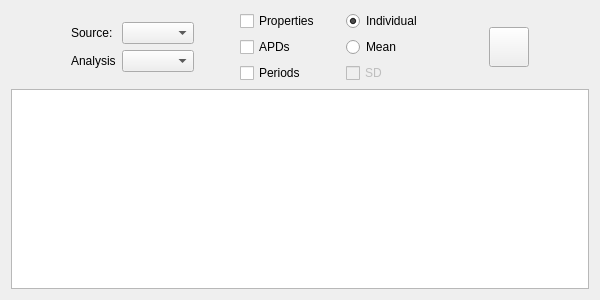
Old version of the form src/ui/KairoSightWidgetExportCopyPaste.ui in the repository kairosight/KairoSight.
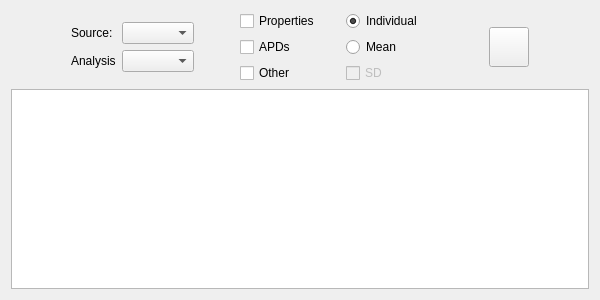
New version of the form. Icons and pictures are not drawn.

The edit to the form file:
```diff
--- a/src/ui/KairoSightWidgetExportCopyPaste.ui
+++ b/src/ui/KairoSightWidgetExportCopyPaste.ui
@@ -103,7 +103,7 @@
        <item>
         <widget class="QCheckBox" name="checkBoxPeriods">
          <property name="text">
-          <string>Periods</string>
+          <string>Other</string>
          </property>
         </widget>
        </item>
```
Left out of the diff: 11 changed lines with no effect on the pictures.
